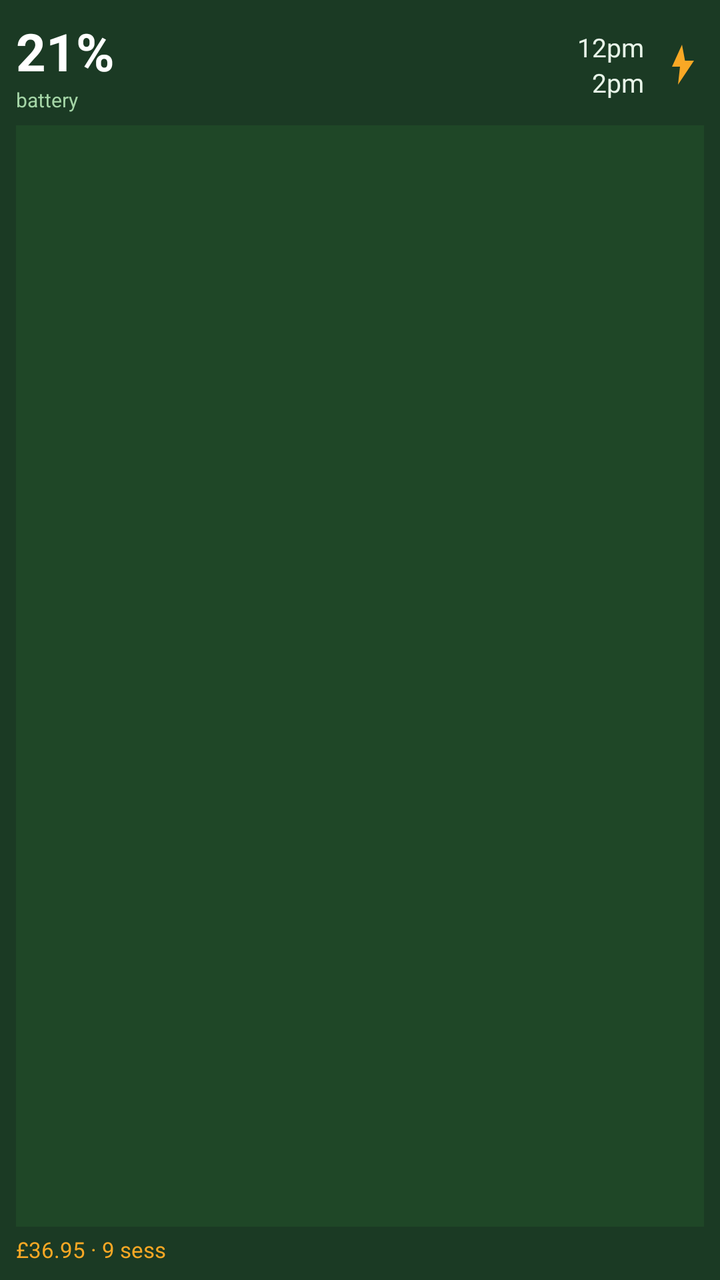
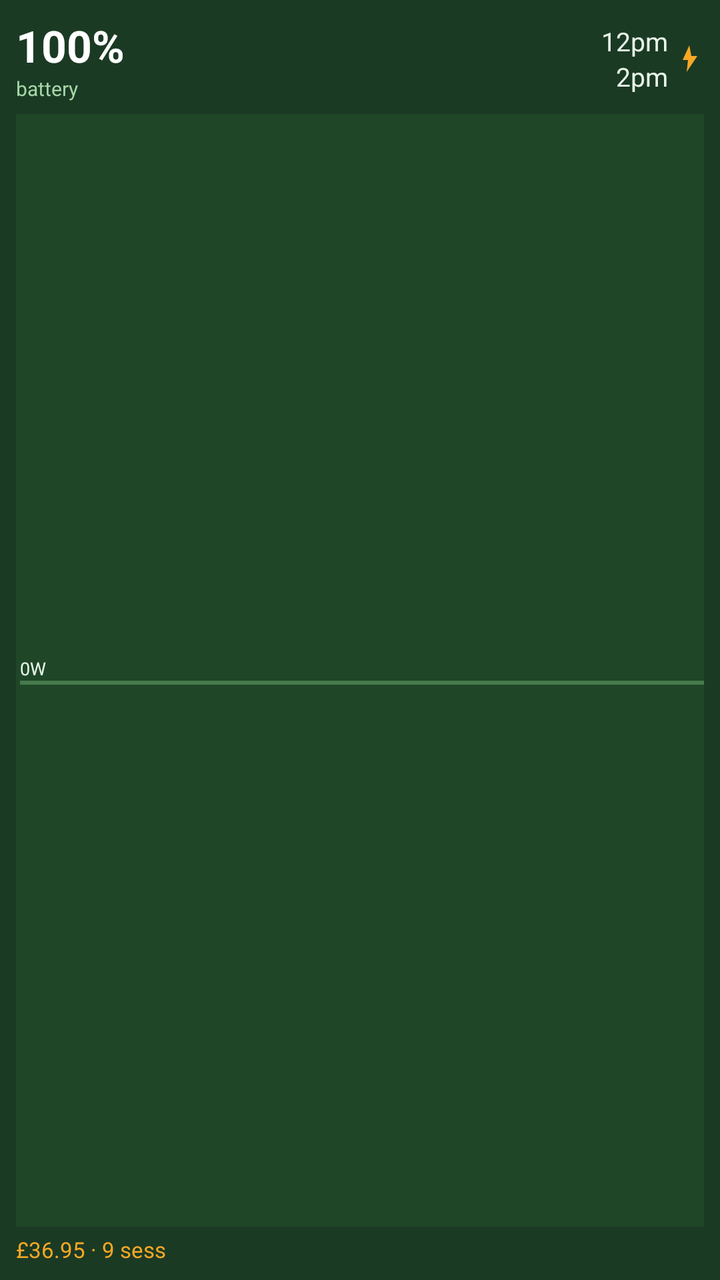

An Android layout rendered at two revisions. The XML below is the earlier revision; the diff shows what the commit changed to produce the second picture.
<!-- AndroidManifest.xml: application theme Theme.WattHome -->
<!-- res/layout/widget_preview_glance.xml -->
<?xml version="1.0" encoding="utf-8"?>
<LinearLayout xmlns:android="http://schemas.android.com/apk/res/android"
    android:layout_width="match_parent"
    android:layout_height="match_parent"
    android:background="@color/green_dark"
    android:gravity="top"
    android:orientation="vertical"
    android:padding="8dp">

    <LinearLayout
        android:layout_width="match_parent"
        android:layout_height="wrap_content"
        android:gravity="center_vertical"
        android:orientation="horizontal">

        <LinearLayout
            android:layout_width="wrap_content"
            android:layout_height="wrap_content"
            android:orientation="vertical">

            <TextView
                android:layout_width="wrap_content"
                android:layout_height="wrap_content"
                android:maxLines="1"
                android:text="21%"
                android:textColor="#FFFFFF"
                android:textSize="26sp"
                android:textStyle="bold" />

            <TextView
                android:layout_width="wrap_content"
                android:layout_height="wrap_content"
                android:maxLines="1"
                android:text="battery"
                android:textColor="#A5D6A7"
                android:textSize="10sp" />
        </LinearLayout>

        <LinearLayout
            android:layout_width="0dp"
            android:layout_height="wrap_content"
            android:layout_weight="1"
            android:gravity="end"
            android:orientation="vertical">

            <TextView
                android:layout_width="wrap_content"
                android:layout_height="wrap_content"
                android:maxLines="1"
                android:text="12pm"
                android:textColor="#E8F5E9"
                android:textSize="13sp" />

            <TextView
                android:layout_width="wrap_content"
                android:layout_height="wrap_content"
                android:maxLines="1"
                android:text="2pm"
                android:textColor="#E8F5E9"
                android:textSize="13sp" />
        </LinearLayout>

        <ImageView
            android:layout_width="24dp"
            android:layout_height="24dp"
            android:layout_marginStart="6dp"
            android:contentDescription="@null"
            android:src="@drawable/ic_power_up_badge" />
    </LinearLayout>

    <View
        android:layout_width="match_parent"
        android:layout_height="0dp"
        android:layout_marginTop="6dp"
        android:layout_weight="1"
        android:background="#332E7D32" />

    <TextView
        android:layout_width="wrap_content"
        android:layout_height="wrap_content"
        android:layout_marginTop="4dp"
        android:maxLines="1"
        android:text="£36.95 · 9 sess"
        android:textColor="#F9A825"
        android:textSize="11sp" />
</LinearLayout>
<!-- resources referenced by this layout -->
<resources>
  <color name="green_dark">#1B3A24</color>
  <!-- drawable ic_power_up_badge (drawable) -->
  <?xml version="1.0" encoding="utf-8"?>
  <vector xmlns:android="http://schemas.android.com/apk/res/android"
      android:width="24dp"
      android:height="24dp"
      android:viewportWidth="24"
      android:viewportHeight="24">
      <path
          android:fillColor="#F9A825"
          android:pathData="M13,2 L8,13 h4 l-1,9 8,-12 h-4.5z" />
  </vector>
  <style name="Theme.WattHome" parent="android:Theme.Material.Light.NoActionBar">
          <item name="android:statusBarColor">@color/green_dark</item>
          <item name="android:navigationBarColor">@color/green_dark</item>
          <item name="android:windowBackground">@color/green_dark</item>
      </style>
</resources>

<!-- the commit's change to res/layout/widget_preview_glance.xml (unified diff, before → after) -->
@@ -22,9 +22,9 @@
                 android:layout_width="wrap_content"
                 android:layout_height="wrap_content"
                 android:maxLines="1"
-                android:text="21%"
+                android:text="100%"
                 android:textColor="#FFFFFF"
-                android:textSize="26sp"
+                android:textSize="22sp"
                 android:textStyle="bold" />
 
             <TextView
@@ -61,19 +61,36 @@
         </LinearLayout>
 
         <ImageView
-            android:layout_width="24dp"
-            android:layout_height="24dp"
-            android:layout_marginStart="6dp"
+            android:layout_width="16dp"
+            android:layout_height="16dp"
+            android:layout_marginStart="2dp"
             android:contentDescription="@null"
             android:src="@drawable/ic_power_up_badge" />
     </LinearLayout>
 
-    <View
+    <LinearLayout
         android:layout_width="match_parent"
         android:layout_height="0dp"
         android:layout_marginTop="6dp"
         android:layout_weight="1"
-        android:background="#332E7D32" />
+        android:background="#332E7D32"
+        android:gravity="center_vertical"
+        android:orientation="vertical"
+        android:paddingStart="2dp"
+        android:paddingEnd="0dp">
+
+        <TextView
+            android:layout_width="wrap_content"
+            android:layout_height="wrap_content"
+            android:text="0W"
+            android:textColor="#E8F5E9"
+            android:textSize="9sp" />
+
+        <View
+            android:layout_width="match_parent"
+            android:layout_height="2dp"
+            android:background="#6681C784" />
+    </LinearLayout>
 
     <TextView
         android:layout_width="wrap_content"
